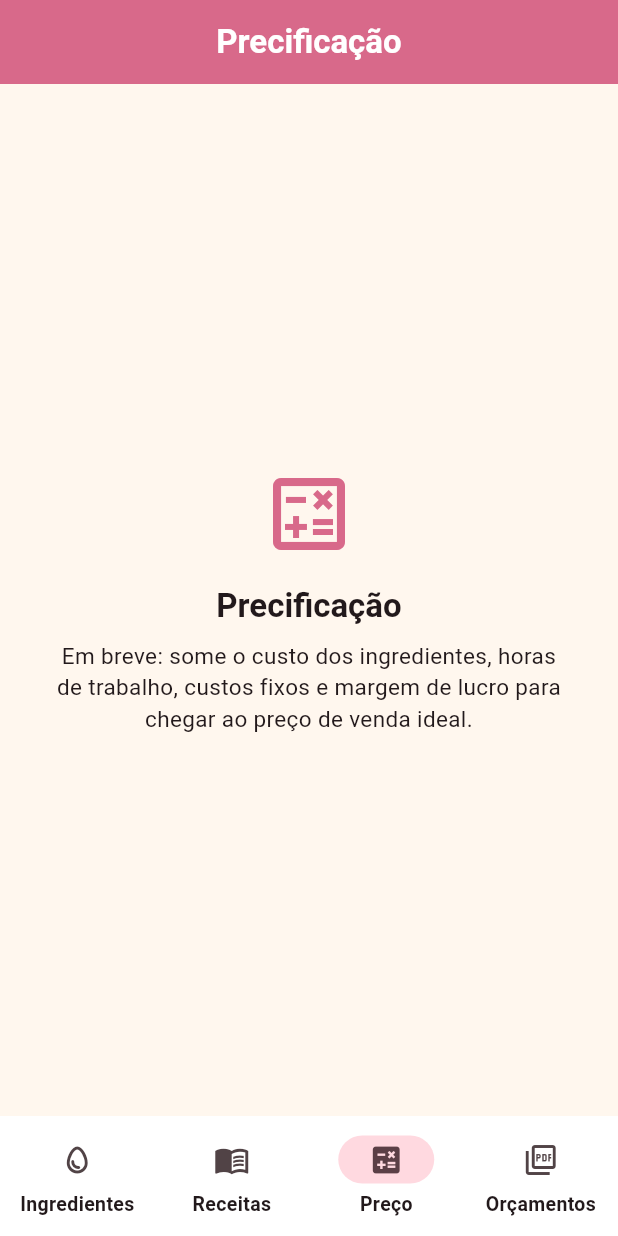
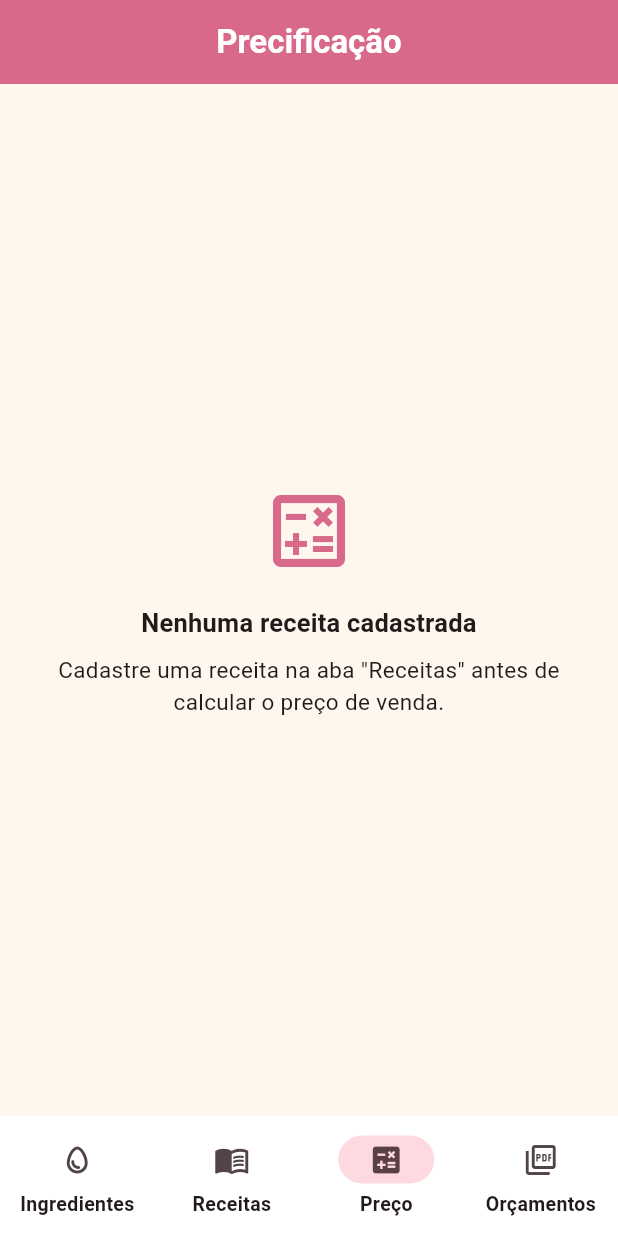
Before and after one commit to ediphosilva-boop/l2e-sistema, a Flutter app: the screen it shows after launch, item 3 of the bottom bar chosen, on a phone screen of 412 x 824 dp. Run offline on Flutter 3.47's test engine with Material 3 defaults, Android fonts, the phone set to English and light mode, and no system bars; our stand-ins replace drift, flutter_riverpod; accounts and stored records are empty; generated files the repository leaves out were written again.

Commit message:
feat: implementa tela de Precificação com preço sugerido em tempo real
- CalculoPrecificacao (lib/core/precificacao): fórmula pura e testável —
  custo direto (ingredientes + horas x valor/hora), custos fixos como %
  sobre o custo direto, subtotal, margem em R$ sobre o subtotal e preço
  final. Valida o exemplo do enunciado (R$ 20 + 2h x R$ 25 => direto
  R$ 70; +10% fixos => R$ 77; margem 50% => preço final R$ 115,50).
- Nova tabela ConfiguracoesGerais (linha única) para o valor/hora padrão,
  reaproveitado em todas as receitas; migração de schema v2 -> v3.
- PrecificacaoDao: salva/busca os parâmetros usados por receita (upsert
  via unique em receitaId), para reabrir depois com os mesmos valores.
- ConfiguracoesGeraisDao: busca/define o valor/hora padrão.
- Tela de Precificação: seleção de receita, horas de trabalho (aceita
  fração), valor/hora vindo das Configurações com campo inline para
  defini-lo na primeira vez, custos fixos % (padrão 10%, editável),
  slider de margem 0-200% atualizando o preço em tempo real via
  onChanged (sem lag), detalhamento completo de cada linha do cálculo e
  botão para salvar a precificação da receita.
- Testes unitários da fórmula completa e dos casos de borda (margem 0%,
  margem 200%, sem horas de trabalho).
- flutter analyze sem warnings e flutter test passando (11 testes).

```diff
--- /dev/null
+++ b/docecusto/lib/core/precificacao/calculo_precificacao.dart
@@ -0,0 +1,38 @@
+/// Cálculo puro do preço sugerido de venda de uma receita, a partir do
+/// custo dos ingredientes, mão de obra, custos fixos (percentual sobre o
+/// custo direto) e margem de lucro desejada (percentual sobre o subtotal).
+///
+/// Exemplo: ingredientes R$ 20,00 + 2h × R$ 25,00/h de mão de obra = R$ 70,00
+/// de custo direto; +10% de custos fixos = R$ 77,00; margem de 50% sobre o
+/// subtotal = R$ 115,50 de preço final.
+class CalculoPrecificacao {
+  const CalculoPrecificacao({
+    required this.custoIngredientes,
+    required this.horasTrabalho,
+    required this.valorHora,
+    required this.custosFixosPercentual,
+    required this.margemLucroPercentual,
+  });
+
+  final double custoIngredientes;
+  final double horasTrabalho;
+  final double valorHora;
+
+  /// Percentual (0-100+) aplicado sobre o custo direto.
+  final double custosFixosPercentual;
+
+  /// Percentual (0-200 na tela) aplicado sobre o subtotal.
+  final double margemLucroPercentual;
+
+  double get custoMaoDeObra => horasTrabalho * valorHora;
+
+  double get custoDireto => custoIngredientes + custoMaoDeObra;
+
+  double get valorCustosFixos => custoDireto * (custosFixosPercentual / 100);
+
+  double get subtotal => custoDireto + valorCustosFixos;
+
+  double get valorMargem => subtotal * (margemLucroPercentual / 100);
+
+  double get precoFinal => subtotal + valorMargem;
+}
--- /dev/null
+++ b/docecusto/lib/features/precificacao/presentation/precificacao_screen.dart
@@ -0,0 +1,334 @@
+import 'package:flutter/material.dart';
+import 'package:flutter_riverpod/flutter_riverpod.dart';
+
+import '../../../core/precificacao/calculo_precificacao.dart';
+import '../../../core/utils/formatters.dart';
+import '../../../data/local/daos/receitas_dao.dart';
+import '../../../data/local/database.dart';
+import '../../receitas/application/receitas_providers.dart';
+import '../application/precificacao_providers.dart';
+import 'widgets/campo_valor_hora.dart';
+import 'widgets/detalhamento_precificacao.dart';
+
+class PrecificacaoScreen extends ConsumerStatefulWidget {
+  const PrecificacaoScreen({super.key});
+
+  @override
+  ConsumerState<PrecificacaoScreen> createState() => _PrecificacaoScreenState();
+}
+
+class _PrecificacaoScreenState extends ConsumerState<PrecificacaoScreen> {
+  final _formKey = GlobalKey<FormState>();
+  final _horasController = TextEditingController(text: '0');
+  final _custosFixosController = TextEditingController(text: '10');
+  final _valorHoraInlineController = TextEditingController();
+
+  Receita? _receitaSelecionada;
+  double _margem = 50;
+  double? _valorHora;
+  bool _editandoValorHora = false;
+  bool _carregandoConfiguracao = false;
+  bool _salvando = false;
+  bool _erroSemReceita = false;
+
+  @override
+  void dispose() {
+    _horasController.dispose();
+    _custosFixosController.dispose();
+    _valorHoraInlineController.dispose();
+    super.dispose();
+  }
+
+  Future<void> _selecionarReceita(Receita? receita) async {
+    setState(() {
+      _receitaSelecionada = receita;
+      _erroSemReceita = false;
+    });
+    if (receita == null) return;
+
+    setState(() => _carregandoConfiguracao = true);
+    final salvo = await ref
+        .read(precificacaoDaoProvider)
+        .buscarPorReceita(receita.id);
+    final valorHoraPadrao = await ref
+        .read(configuracoesGeraisDaoProvider)
+        .buscarValorHoraPadrao();
+    if (!mounted) return;
+
+    final valorHora = salvo?.valorHora ?? valorHoraPadrao;
+    setState(() {
+      _horasController.text = formatarQuantidade(salvo?.horasTrabalho ?? 0);
+      _custosFixosController.text = formatarQuantidade(
+        salvo?.custosFixosPercentual ?? 10,
+      );
+      _margem = salvo?.margemLucroPercentual ?? 50;
+      _valorHora = valorHora;
+      _editandoValorHora = valorHora == null;
+      _valorHoraInlineController.text = valorHora == null
+          ? ''
+          : formatarQuantidade(valorHora);
+      _carregandoConfiguracao = false;
+    });
+  }
+
+  Future<void> _confirmarValorHora() async {
+    final valor = parseValorMonetario(_valorHoraInlineController.text);
+    if (valor == null || valor <= 0) {
+      ScaffoldMessenger.of(context).showSnackBar(
+        const SnackBar(content: Text('Informe um valor de hora válido.')),
+      );
+      return;
+    }
+    await ref
+        .read(configuracoesGeraisDaoProvider)
+        .definirValorHoraPadrao(valor);
+    if (!mounted) return;
+    setState(() {
+      _valorHora = valor;
+      _editandoValorHora = false;
+    });
+  }
+
+  double get _horas => parseValorMonetario(_horasController.text) ?? 0;
+
+  double get _custosFixosPercentual =>
+      parseValorMonetario(_custosFixosController.text) ?? 0;
+
+  Future<void> _salvar() async {
+    if (_receitaSelecionada == null) {
+      setState(() => _erroSemReceita = true);
+      return;
+    }
+    if (!_formKey.currentState!.validate()) return;
+    if (_valorHora == null) {
+      ScaffoldMessenger.of(context).showSnackBar(
+        const SnackBar(
+          content: Text('Defina o valor da hora de trabalho antes de salvar.'),
+        ),
+      );
+      return;
+    }
+
+    setState(() => _salvando = true);
+    try {
+      await ref
+          .read(precificacaoDaoProvider)
+          .salvar(
+            receitaId: _receitaSelecionada!.id,
+            horasTrabalho: _horas,
+            valorHora: _valorHora!,
+            custosFixosPercentual: _custosFixosPercentual,
+            margemLucroPercentual: _margem,
+          );
+      if (mounted) {
+        ScaffoldMessenger.of(
+          context,
+        ).showSnackBar(const SnackBar(content: Text('Precificação salva.')));
+      }
+    } catch (e) {
+      if (mounted) {
+        ScaffoldMessenger.of(
+          context,
+        ).showSnackBar(SnackBar(content: Text('Não foi possível salvar: $e')));
+      }
+    } finally {
+      if (mounted) setState(() => _salvando = false);
+    }
+  }
+
+  @override
+  Widget build(BuildContext context) {
+    final receitasAsync = ref.watch(listaReceitasProvider);
+    final colorScheme = Theme.of(context).colorScheme;
+
+    return Scaffold(
+      appBar: AppBar(title: const Text('Precificação')),
+      body: receitasAsync.when(
+        loading: () => const Center(child: CircularProgressIndicator()),
+        error: (erro, _) =>
+            Center(child: Text('Erro ao carregar receitas: $erro')),
+        data: (receitas) {
+          if (receitas.isEmpty) {
+            return const _SemReceitas();
+          }
+
+          ReceitaResumo? resumoSelecionado;
+          if (_receitaSelecionada != null) {
+            for (final resumo in receitas) {
+              if (resumo.receita.id == _receitaSelecionada!.id) {
+                resumoSelecionado = resumo;
+                break;
+              }
+            }
+          }
+
+          final calculo = CalculoPrecificacao(
+            custoIngredientes: resumoSelecionado?.custoTotal ?? 0,
+            horasTrabalho: _horas,
+            valorHora: _valorHora ?? 0,
+            custosFixosPercentual: _custosFixosPercentual,
+            margemLucroPercentual: _margem,
+          );
+
+          return Form(
+            key: _formKey,
+            child: ListView(
+              padding: const EdgeInsets.fromLTRB(20, 20, 20, 32),
+              children: [
+                DropdownButtonFormField<Receita>(
+                  initialValue: _receitaSelecionada,
+                  decoration: InputDecoration(
+                    labelText: 'Receita',
+                    errorText: _erroSemReceita ? 'Selecione uma receita' : null,
+                  ),
+                  isExpanded: true,
+                  items: receitas
+                      .map(
+                        (resumo) => DropdownMenuItem(
+                          value: resumo.receita,
+                          child: Text(
+                            resumo.receita.nome,
+                            overflow: TextOverflow.ellipsis,
+                          ),
+                        ),
+                      )
+                      .toList(),
+                  onChanged: _selecionarReceita,
+                ),
+                if (_receitaSelecionada != null) ...[
+                  const SizedBox(height: 24),
+                  if (_carregandoConfiguracao)
+                    const Padding(
+                      padding: EdgeInsets.symmetric(vertical: 24),
+                      child: Center(child: CircularProgressIndicator()),
+                    )
+                  else ...[
+                    TextFormField(
+                      controller: _horasController,
+                      keyboardType: const TextInputType.numberWithOptions(
+                        decimal: true,
+                      ),
+                      decoration: const InputDecoration(
+                        labelText: 'Horas de trabalho',
+                        hintText: 'Ex: 1,5',
+                      ),
+                      onChanged: (_) => setState(() {}),
+                      validator: (valor) {
+                        final numero = parseValorMonetario(valor ?? '');
+                        if (numero == null || numero < 0) {
+                          return 'Informe um número de horas válido';
+                        }
+                        return null;
+                      },
+                    ),
+                    const SizedBox(height: 16),
+                    CampoValorHora(
+                      valorHora: _valorHora,
+                      editando: _editandoValorHora,
+                      controller: _valorHoraInlineController,
+                      onEditar: () => setState(() => _editandoValorHora = true),
+                      onConfirmar: _confirmarValorHora,
+                    ),
+                    const SizedBox(height: 16),
+                    TextFormField(
+                      controller: _custosFixosController,
+                      keyboardType: const TextInputType.numberWithOptions(
+                        decimal: true,
+                      ),
+                      decoration: const InputDecoration(
+                        labelText: 'Custos fixos (% sobre o custo direto)',
+                      ),
+                      onChanged: (_) => setState(() {}),
+                      validator: (valor) {
+                        final numero = parseValorMonetario(valor ?? '');
+                        if (numero == null || numero < 0) {
+                          return 'Informe um percentual válido';
+                        }
+                        return null;
+                      },
+                    ),
+                    const SizedBox(height: 24),
+                    Row(
+                      mainAxisAlignment: MainAxisAlignment.spaceBetween,
+                      children: [
+                        Text(
+                          'Margem de lucro',
+                          style: Theme.of(context).textTheme.titleMedium,
+                        ),
+                        Text(
+                          '${_margem.round()}%',
+                          style: Theme.of(context).textTheme.titleMedium
+                              ?.copyWith(
+                                color: colorScheme.primary,
+                                fontWeight: FontWeight.w700,
+                              ),
+                        ),
+                      ],
+                    ),
+                    Slider(
+                      value: _margem,
+                      min: 0,
+                      max: 200,
+                      divisions: 200,
+                      label: '${_margem.round()}%',
+                      onChanged: (valor) => setState(() => _margem = valor),
+                    ),
+                    const SizedBox(height: 16),
+                    DetalhamentoPrecificacao(calculo: calculo),
+                    const SizedBox(height: 24),
+                    ElevatedButton(
+                      onPressed: _salvando ? null : _salvar,
+                      child: _salvando
+                          ? const SizedBox(
+                              height: 20,
+                              width: 20,
+                              child: CircularProgressIndicator(strokeWidth: 2),
+                            )
+                          : const Text('Salvar precificação'),
+                    ),
+                  ],
+                ],
+              ],
+            ),
+          );
+        },
+      ),
+    );
+  }
+}
+
+class _SemReceitas extends StatelessWidget {
+  const _SemReceitas();
+
+  @override
+  Widget build(BuildContext context) {
+    return Center(
+      child: Padding(
+        padding: const EdgeInsets.all(32),
+        child: Column(
+          mainAxisSize: MainAxisSize.min,
+          children: [
+            Icon(
+              Icons.calculate_outlined,
+              size: 64,
+              color: Theme.of(context).colorScheme.primary,
+            ),
+            const SizedBox(height: 16),
+            Text(
+              'Nenhuma receita cadastrada',
+              style: Theme.of(context).textTheme.titleMedium,
+              textAlign: TextAlign.center,
+            ),
+            const SizedBox(height: 8),
+            Text(
+              'Cadastre uma receita na aba "Receitas" antes de calcular o '
+              'preço de venda.',
+              style: Theme.of(context).textTheme.bodyMedium,
+              textAlign: TextAlign.center,
+            ),
+          ],
+        ),
+      ),
+    );
+  }
+}
--- a/docecusto/lib/presentation/home_shell.dart
+++ b/docecusto/lib/presentation/home_shell.dart
@@ -2,11 +2,11 @@ import 'package:flutter/material.dart';
 
 import '../common/widgets/em_breve_screen.dart';
 import '../features/ingredientes/presentation/ingredientes_screen.dart';
+import '../features/precificacao/presentation/precificacao_screen.dart';
 import '../features/receitas/presentation/receitas_screen.dart';
 
 /// Casca de navegação principal do app, com as quatro áreas do DoceCusto.
-/// Por enquanto só "Ingredientes" está implementada; as demais mostram um
-/// aviso de "em breve" até serem construídas nas próximas etapas.
+/// "Orçamentos" ainda mostra um aviso de "em breve" até ser construída.
 class HomeShell extends StatefulWidget {
   const HomeShell({super.key});
 
@@ -20,13 +20,7 @@ class _HomeShellState extends State<HomeShell> {
   static const _telas = [
     IngredientesScreen(),
     ReceitasScreen(),
-    EmBreveScreen(
-      titulo: 'Precificação',
-      icone: Icons.calculate_outlined,
-      descricao:
-          'Em breve: some o custo dos ingredientes, horas de trabalho, '
-          'custos fixos e margem de lucro para chegar ao preço de venda ideal.',
-    ),
+    PrecificacaoScreen(),
     EmBreveScreen(
       titulo: 'Orçamentos',
       icone: Icons.picture_as_pdf_outlined,
```
Also changed, not shown: docecusto/lib/data/local/daos/configuracoes_gerais_dao.dart (added, +32 -0 lines), docecusto/lib/data/local/daos/precificacao_dao.dart (added, +45 -0 lines), docecusto/lib/data/local/database.dart (+8 -2 lines), docecusto/lib/data/local/tables.dart (+12 -0 lines), docecusto/lib/features/precificacao/application/precificacao_providers.dart (added, +13 -0 lines), docecusto/lib/features/precificacao/presentation/widgets/campo_valor_hora.dart (added, +92 -0 lines), docecusto/lib/features/precificacao/presentation/widgets/detalhamento_precificacao.dart (added, +97 -0 lines), docecusto/lib/data/local/daos/configuracoes_gerais_dao.g.dart (added), docecusto/lib/data/local/daos/precificacao_dao.g.dart (added), docecusto/lib/data/local/database.g.dart, 2 other files.
